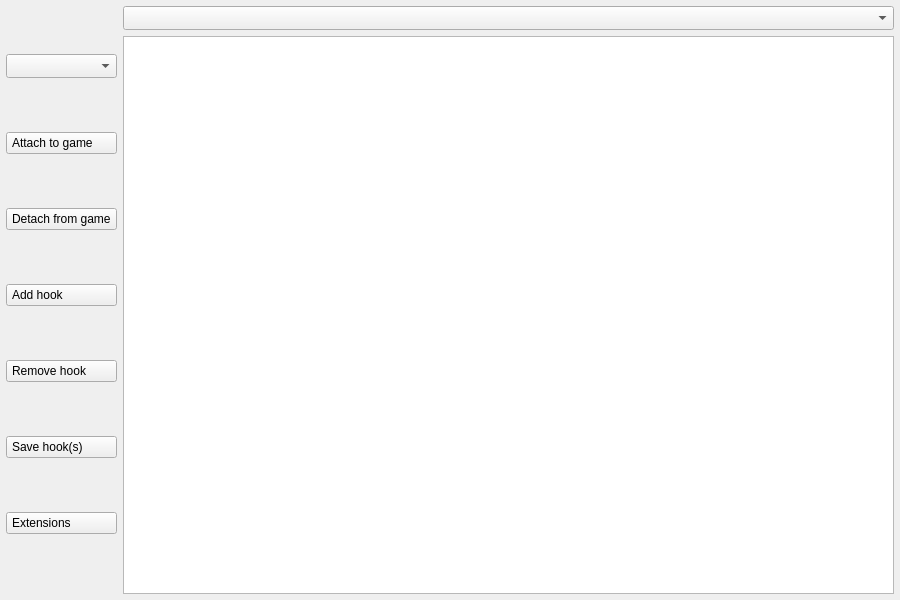
Qt form GUI/mainwindow.ui (Artikash/Textractor) before a commit.
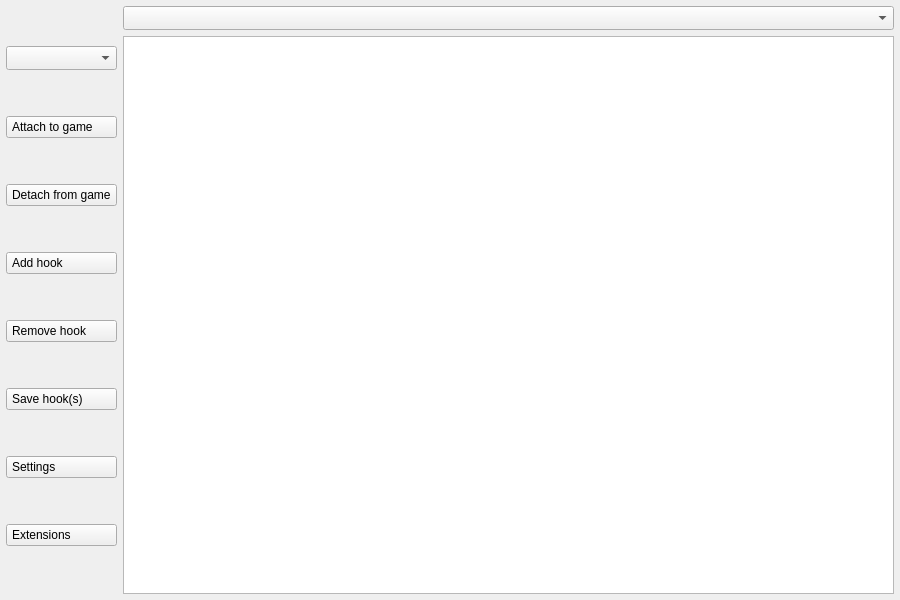
The same form after that commit.

Commit message: add settings dialog box

The edit to the form file:
```diff
--- a/GUI/mainwindow.ui
+++ b/GUI/mainwindow.ui
@@ -101,6 +101,13 @@
          </property>
         </widget>
        </item>
+       <item>
+        <widget class="QPushButton" name="setButton">
+         <property name="text">
+          <string>Settings</string>
+         </property>
+        </widget>
+       </item>
        <item>
         <widget class="QPushButton" name="extenButton">
          <property name="text">
```
The commit also changes 13 other files.
